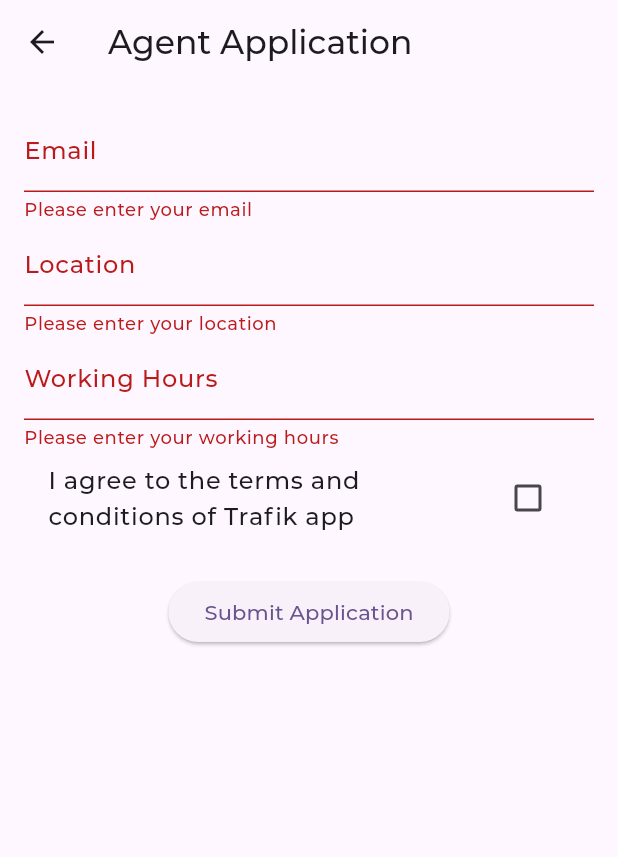
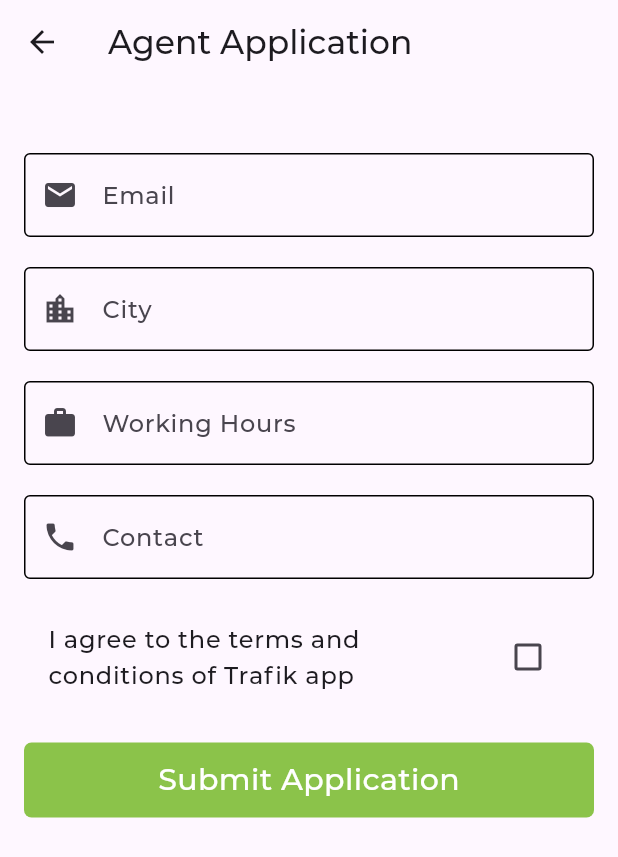
Before and after one commit to agyinjohn/trafik, a Flutter app: the AgentApplicationPage screen opened directly, after a tap on "Submit Application", on a phone screen of 412 x 824 dp. Shown: the top 857 px of the screen. Run offline on Flutter 3.47's test engine with Material 3 defaults, Android fonts, the phone set to English and light mode, and no system bars; our stand-ins replace animated_theme_switcher, cloud_firestore, file_picker, firebase_auth, firebase_core, firebase_storage and 7 more; missing offline and left inert: google_places_autocomplete_text_field, mailer; accounts and stored records are empty; project files that could hold a hidden picture were left out.

Commit message:
Some update

```diff
--- a/lib/screens/become_agent_page.dart
+++ b/lib/screens/become_agent_page.dart
@@ -1,6 +1,7 @@
 import 'package:flutter/material.dart';
 import 'package:mailer/mailer.dart';
 import 'package:mailer/smtp_server.dart';
+import 'package:traffic/widgets/custom_button.dart';
 
 class AgentApplicationPage extends StatefulWidget {
   const AgentApplicationPage({super.key});
@@ -11,23 +12,24 @@ class AgentApplicationPage extends StatefulWidget {
 
 class AgentApplicationPageState extends State<AgentApplicationPage> {
   final _formKey = GlobalKey<FormState>();
-  String email = '';
-  String location = '';
-  String workingHours = '';
+  final TextEditingController _emailController = TextEditingController();
+  final TextEditingController _locationController = TextEditingController();
+  final TextEditingController _workingHoursController = TextEditingController();
+  final TextEditingController _contactController = TextEditingController();
   bool agreeToTerms = false;
 
   Future<void> _sendEmail() async {
-    final smtpServer = SmtpServer(
-        'smtp.example.com', // Replace with your SMTP server
-        username: 'your_email@example.com', // Replace with your email
-        password: 'your_email_password'); // Replace with your email password
+    final smtpServer =
+        SmtpServer('smtp.example.com', // Replace with your SMTP server
+            username: 'manuelmills318@gmail.com', // Replace with your email
+            password: 'nanakwame1'); // Replace with your email password
 
     final message = Message()
       ..from = const Address('your_email@example.com', 'Your Name')
       ..recipients.add('admin@example.com') // Replace with admin email
       ..subject = 'New Agent Application'
       ..text =
-          'Email: $email\nLocation: $location\nWorking Hours: $workingHours';
+          'Email: ${_emailController.text}\nLocation: ${_locationController.text}\nWorking Hours: ${_workingHoursController.text}\nContact: ${_contactController.text}';
 
     try {
       final sendReport = await send(message, smtpServer);
@@ -44,7 +46,6 @@ class AgentApplicationPageState extends State<AgentApplicationPage> {
   void _submitForm() {
     if (_formKey.currentState!.validate()) {
       if (agreeToTerms) {
-        _formKey.currentState!.save();
         _sendEmail();
       } else {
         ScaffoldMessenger.of(context).showSnackBar(const SnackBar(
@@ -54,19 +55,40 @@ class AgentApplicationPageState extends State<AgentApplicationPage> {
   }
 
   @override
+  void dispose() {
+    _emailController.dispose();
+    _locationController.dispose();
+    _workingHoursController.dispose();
+    _contactController.dispose();
+    super.dispose();
+  }
+
+  @override
   Widget build(BuildContext context) {
     return Scaffold(
+      resizeToAvoidBottomInset: false,
       appBar: AppBar(
         title: const Text('Agent Application'),
       ),
-      body: Padding(
+      body: Column(
+        mainAxisAlignment: MainAxisAlignment.start,
+        children: [
+          const SizedBox(
+            height: 30,
+          ),
+          Padding(
             padding: const EdgeInsets.all(16.0),
             child: Form(
               key: _formKey,
               child: Column(
                 children: <Widget>[
                   TextFormField(
-                decoration: const InputDecoration(labelText: 'Email'),
+                    controller: _emailController,
+                    decoration: const InputDecoration(
+                        enabledBorder: OutlineInputBorder(),
+                        focusedBorder: OutlineInputBorder(),
+                        prefixIcon: Icon(Icons.email),
+                        hintText: "Email"),
                     keyboardType: TextInputType.emailAddress,
                     validator: (value) {
                       if (value == null || value.isEmpty) {
@@ -74,35 +96,66 @@ class AgentApplicationPageState extends State<AgentApplicationPage> {
                       }
                       return null;
                     },
-                onSaved: (value) {
-                  email = value!;
-                },
+                  ),
+                  const SizedBox(
+                    height: 20,
                   ),
                   TextFormField(
-                decoration: const InputDecoration(labelText: 'Location'),
+                    controller: _locationController,
+                    decoration: const InputDecoration(
+                        enabledBorder: OutlineInputBorder(),
+                        focusedBorder: OutlineInputBorder(),
+                        prefixIcon: Icon(Icons.location_city_outlined),
+                        hintText: 'City'),
                     validator: (value) {
                       if (value == null || value.isEmpty) {
                         return 'Please enter your location';
                       }
                       return null;
                     },
-                onSaved: (value) {
-                  location = value!;
-                },
+                  ),
+                  const SizedBox(
+                    height: 20,
                   ),
                   TextFormField(
-                decoration: const InputDecoration(labelText: 'Working Hours'),
+                    controller: _workingHoursController,
+                    decoration: const InputDecoration(
+                        enabledBorder: OutlineInputBorder(),
+                        focusedBorder: OutlineInputBorder(),
+                        prefixIcon: Icon(Icons.work),
+                        hintText: 'Working Hours'),
                     validator: (value) {
                       if (value == null || value.isEmpty) {
                         return 'Please enter your working hours';
                       }
                       return null;
                     },
-                onSaved: (value) {
-                  workingHours = value!;
+                  ),
+                  const SizedBox(
+                    height: 20,
+                  ),
+                  TextFormField(
+                    controller: _contactController,
+                    decoration: const InputDecoration(
+                        enabledBorder: OutlineInputBorder(),
+                        focusedBorder: OutlineInputBorder(),
+                        hintText: 'Contact',
+                        prefixIcon: Icon(
+                          Icons.phone,
+                        )),
+                    validator: (value) {
+                      if (value == null || value.isEmpty) {
+                        return 'Please enter your contact';
+                      }
+                      return null;
                     },
                   ),
+                  const SizedBox(
+                    height: 20,
+                  ),
                   CheckboxListTile(
+                    checkColor: Colors.white,
+                    activeColor: Colors.green,
                     title: const Text(
                         'I agree to the terms and conditions of Trafik app'),
                     value: agreeToTerms,
@@ -112,15 +165,17 @@ class AgentApplicationPageState extends State<AgentApplicationPage> {
                       });
                     },
                   ),
-              const SizedBox(height: 20),
-              ElevatedButton(
-                onPressed: _submitForm,
-                child: const Text('Submit Application'),
-              ),
+                  const SizedBox(height: 25),
+                  CustomButton(
+                      onPressed: () {},
+                      txt: "Submit Application",
+                      color: Colors.lightGreen)
                 ],
               ),
             ),
           ),
+        ],
+      ),
     );
   }
 }
--- a/lib/widgets/custom_button.dart
+++ b/lib/widgets/custom_button.dart
@@ -21,8 +21,13 @@ class _CustomButtonState extends State<CustomButton> {
       child: Container(
         width: double.infinity,
         height: 50,
-        decoration: BoxDecoration(color: widget.color),
-        child: Text(widget.txt),
+        decoration: BoxDecoration(
+            color: widget.color, borderRadius: BorderRadius.circular(5)),
+        child: Center(
+            child: Text(
+          widget.txt,
+          style: const TextStyle(color: Colors.white, fontSize: 20),
+        )),
       ),
     );
   }
```
Also changed, not shown: lib/widgets/drawer.dart (+8 -1 lines), firebase.json, 5 other files. Lines whose indentation alone changed are shown as unchanged.
